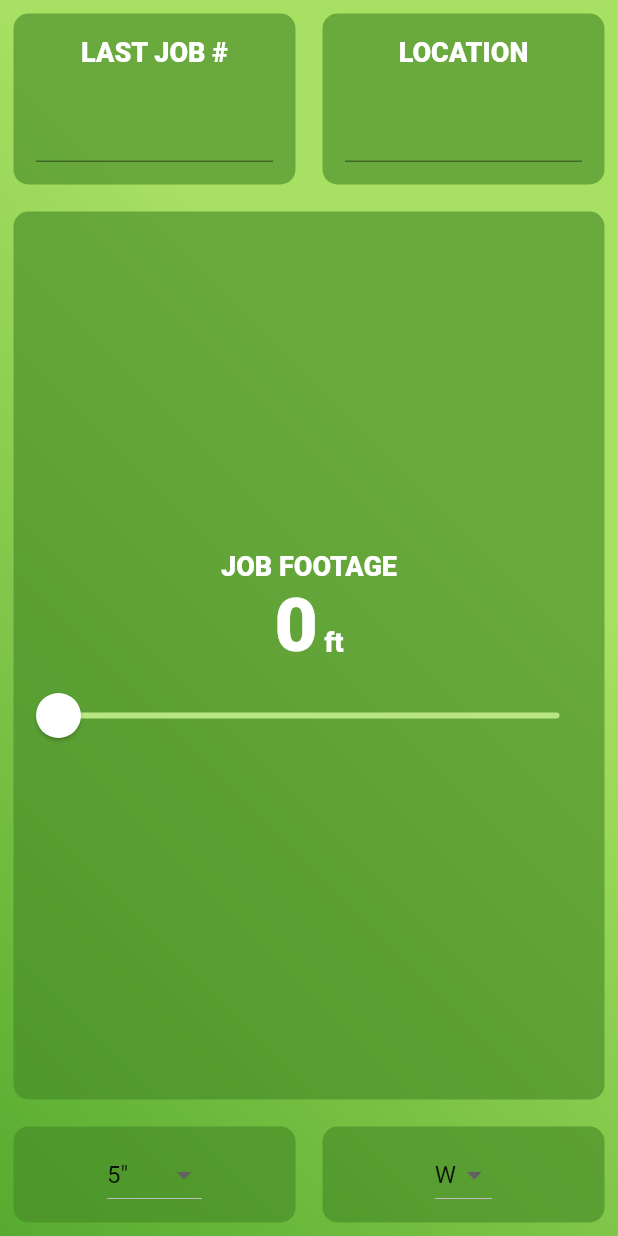
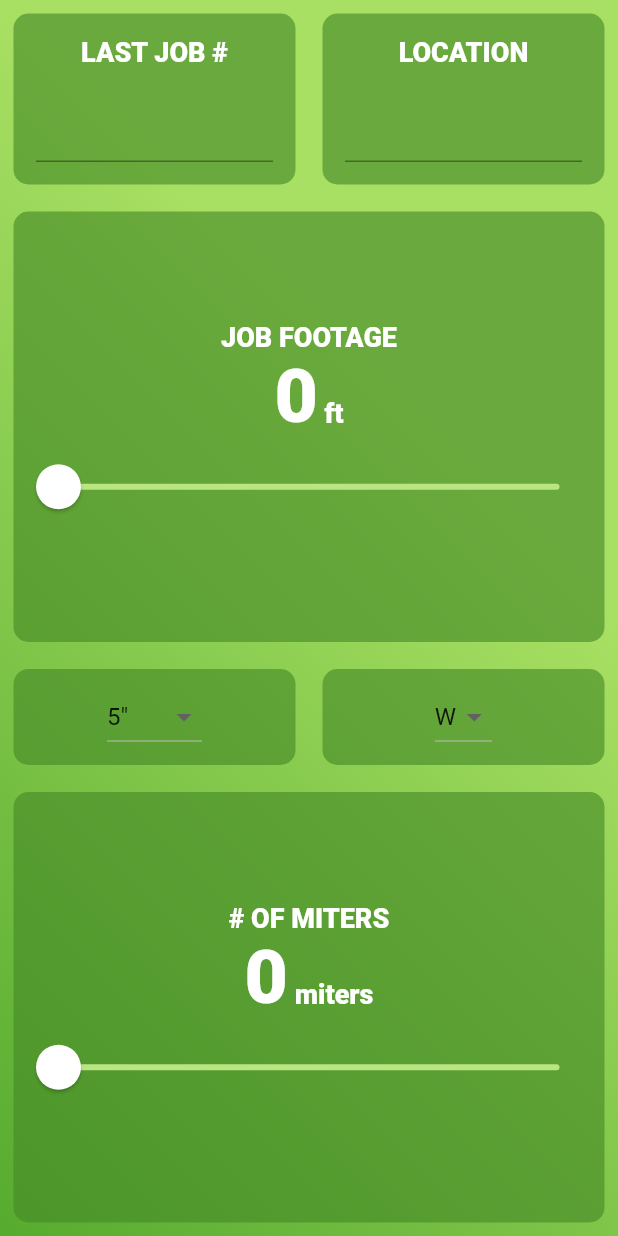
Before and after one commit to warpaltarpers/schedule-generator, a Flutter app: the screen it shows after launch, on a phone screen of 412 x 824 dp. Run offline on Flutter 3.47's test engine with Material 2 defaults, Android fonts, the phone set to English and light mode, and no system bars.

Commit message:
Add miter # slider

```diff
--- a/lib/generator.dart
+++ b/lib/generator.dart
@@ -15,6 +15,7 @@ class _GeneratorState extends State<Generator> {
   TextCard cityCard = new TextCard(label: 'LOCATION', isAndroid: Platform.isAndroid ? true : false,);
 
   int jobFoot = 0;
+  int numMiters = 0;
   String filterSize = '5\"';
   String filterColor = 'W';
 
@@ -154,6 +155,7 @@ class _GeneratorState extends State<Generator> {
                 // Filter type and size
                 Row(
                   children: <Widget>[
+                    // Filter size dropdown
                     Expanded(
                       child: ReusableCard(
                         cardColor: kActiveCardColor,
@@ -174,6 +176,7 @@ class _GeneratorState extends State<Generator> {
                       ),
                     ),
                     Expanded(
+                      // Filter color dropdown
                       child: ReusableCard(
                         cardColor: kActiveCardColor,
                         cardChild: Center(
@@ -194,6 +197,60 @@ class _GeneratorState extends State<Generator> {
                     ),
                   ],
                 ),
+                // Miter slider
+                Expanded(
+                  child: ReusableCard(
+                    cardColor: kActiveCardColor,
+                    cardChild: Column(
+                      mainAxisAlignment: MainAxisAlignment.center,
+                      children: <Widget>[
+                        Text(
+                          '# OF MITERS',
+                          style: kLabelTextStyle,
+                        ),
+                        Row(
+                          mainAxisAlignment: MainAxisAlignment.center,
+                          crossAxisAlignment: CrossAxisAlignment.baseline,
+                          textBaseline: TextBaseline.alphabetic,
+                          children: <Widget>[
+                            Text(
+                              numMiters.toString(),
+                              style: kNumberTextStyle,
+                            ),
+                            Text(
+                              ' miters',
+                              style: kLabelTextStyle,
+                            ),
+                          ],
+                        ),
+                        SliderTheme(
+                          data: SliderTheme.of(context).copyWith(
+                            thumbColor: Colors.white,
+                            overlayColor: Color(0x29FFFFFF),
+                            thumbShape: RoundSliderThumbShape(
+                              enabledThumbRadius: 15.0,
+                            ),
+                            overlayShape: RoundSliderOverlayShape(
+                              overlayRadius: 30.0,
+                            ),
+                            activeTrackColor: Colors.white,
+                            inactiveTrackColor: Color(0xFFb9e682),
+                          ),
+                          child: Slider(
+                            value: numMiters.toDouble(),
+                            min: 0.0,
+                            max: 100.0,
+                            onChanged: (double newValue) {
+                              setState(() {
+                                numMiters = newValue.round();
+                              });
+                            },
+                          ),
+                        ),
+                      ],
+                    ),
+                  ),
+                ),
               ],
             ),
           ),
```
